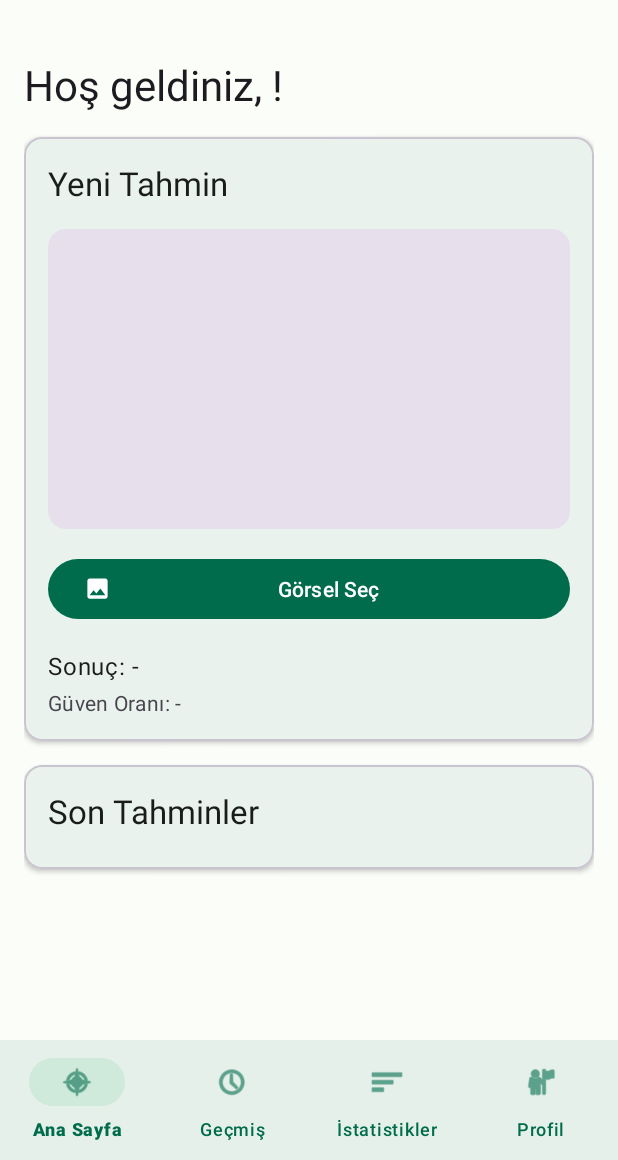
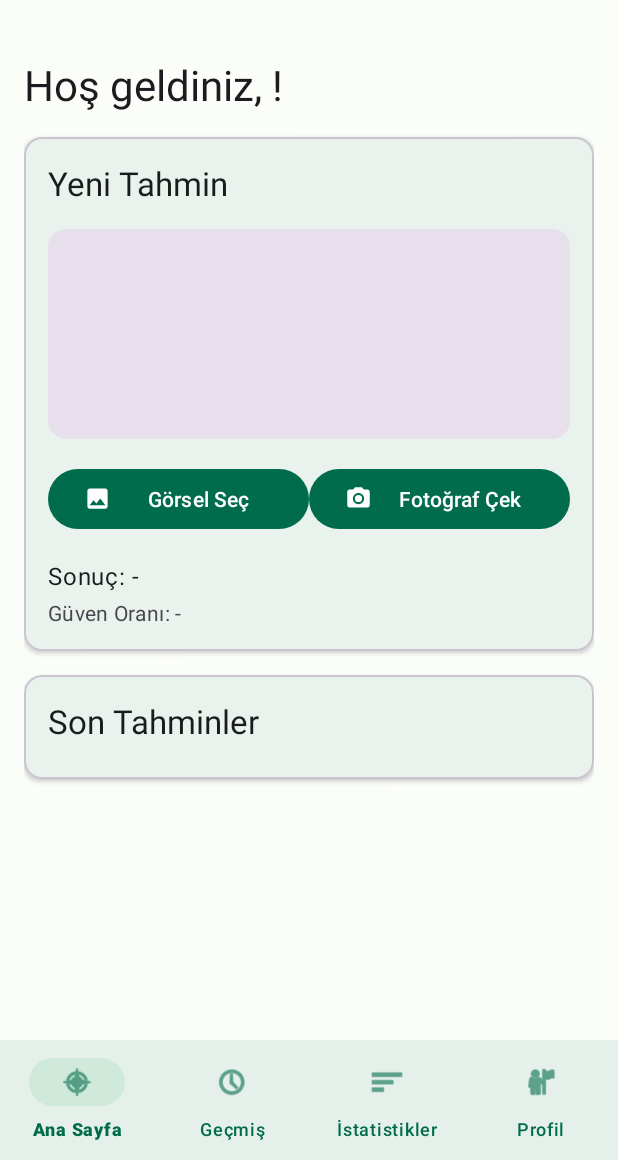
Before and after one commit to blldlgc/real-or-ai-face, an Android app: the screen it shows after launch once a user with an empty profile is signed in (MainActivity), on a phone screen of 412 x 824 dp, the part 76-1236 px from its top. Run offline under Robolectric (Android 15) with nearby library versions, the phone set to English and light mode, and no system bars; our stand-ins replace Firebase (no records; nobody signed in at launch, a user with empty details on screens opened directly); libraries missing offline, so code that uses them is left out: org.tensorflow.lite; 1 statement that could not run was skipped.

Commit message:
some ui improvements

```diff
--- /dev/null
+++ b/app/src/main/res/drawable/ic_camera.xml
@@ -0,0 +1,13 @@
+<?xml version="1.0" encoding="utf-8"?>
+<vector xmlns:android="http://schemas.android.com/apk/res/android"
+    android:width="24dp"
+    android:height="24dp"
+    android:viewportWidth="24"
+    android:viewportHeight="24">
+    <path
+        android:fillColor="?attr/colorControlNormal"
+        android:pathData="M12,12m-3.2,0a3.2,3.2 0,1 1,6.4 0a3.2,3.2 0,1 1,-6.4 0"/>
+    <path
+        android:fillColor="?attr/colorControlNormal"
+        android:pathData="M9,2L7.17,4L4,4c-1.1,0 -2,0.9 -2,2v12c0,1.1 0.9,2 2,2h16c1.1,0 2,-0.9 2,-2L22,6c0,-1.1 -0.9,-2 -2,-2h-3.17L15,2L9,2zM12,17c-2.76,0 -5,-2.24 -5,-5s2.24,-5 5,-5 5,2.24 5,5 -2.24,5 -5,5z"/>
+</vector>
--- a/app/src/main/res/layout/fragment_home.xml
+++ b/app/src/main/res/layout/fragment_home.xml
@@ -43,20 +43,35 @@
                 <com.google.android.material.imageview.ShapeableImageView
                     android:id="@+id/selectedImageView"
                     android:layout_width="match_parent"
-                    android:layout_height="200dp"
+                    android:layout_height="140dp"
                     android:layout_marginTop="16dp"
                     android:background="?attr/colorSurfaceVariant"
                     android:contentDescription="Seçilen görsel"
                     android:scaleType="centerCrop"
                     app:shapeAppearanceOverlay="@style/ShapeAppearance.DerinOgrenme.MediumComponent" />
 
-                <com.google.android.material.button.MaterialButton
-                    android:id="@+id/selectImageButton"
+                <LinearLayout
                     android:layout_width="match_parent"
                     android:layout_height="wrap_content"
-                    android:layout_marginTop="16dp"
-                    android:text="Görsel Seç"
-                    app:icon="@drawable/ic_image" />
+                    android:orientation="horizontal"
+                    android:layout_marginTop="16dp">
+
+                    <com.google.android.material.button.MaterialButton
+                        android:id="@+id/selectImageButton"
+                        android:layout_width="0dp"
+                        android:layout_height="wrap_content"
+                        android:layout_weight="1"
+                        android:text="Görsel Seç"
+                        app:icon="@drawable/ic_image" />
+
+                    <com.google.android.material.button.MaterialButton
+                        android:id="@+id/cameraButton"
+                        android:layout_width="0dp"
+                        android:layout_height="wrap_content"
+                        android:layout_weight="1"
+                        android:text="Fotoğraf Çek"
+                        app:icon="@drawable/ic_camera" />
+                </LinearLayout>
 
                 <TextView
                     android:id="@+id/resultTextView"
--- /dev/null
+++ b/app/src/main/res/xml/file_paths.xml
@@ -0,0 +1,4 @@
+<?xml version="1.0" encoding="utf-8"?>
+<paths xmlns:android="http://schemas.android.com/apk/res/android">
+    <external-files-path name="my_images" path="Pictures/" />
+</paths>
```
Also changed, not shown: app/src/main/AndroidManifest.xml (+11 -0 lines), app/src/main/java/com/example/derinogrenme/adapters/PredictionAdapter.kt (+24 -1 lines), app/src/main/java/com/example/derinogrenme/fragments/HomeFragment.kt (+161 -64 lines), app/src/main/res/layout/dialog_image_viewer.xml (added, +30 -0 lines), app/src/main/res/layout/item_prediction.xml (+20 -9 lines).
